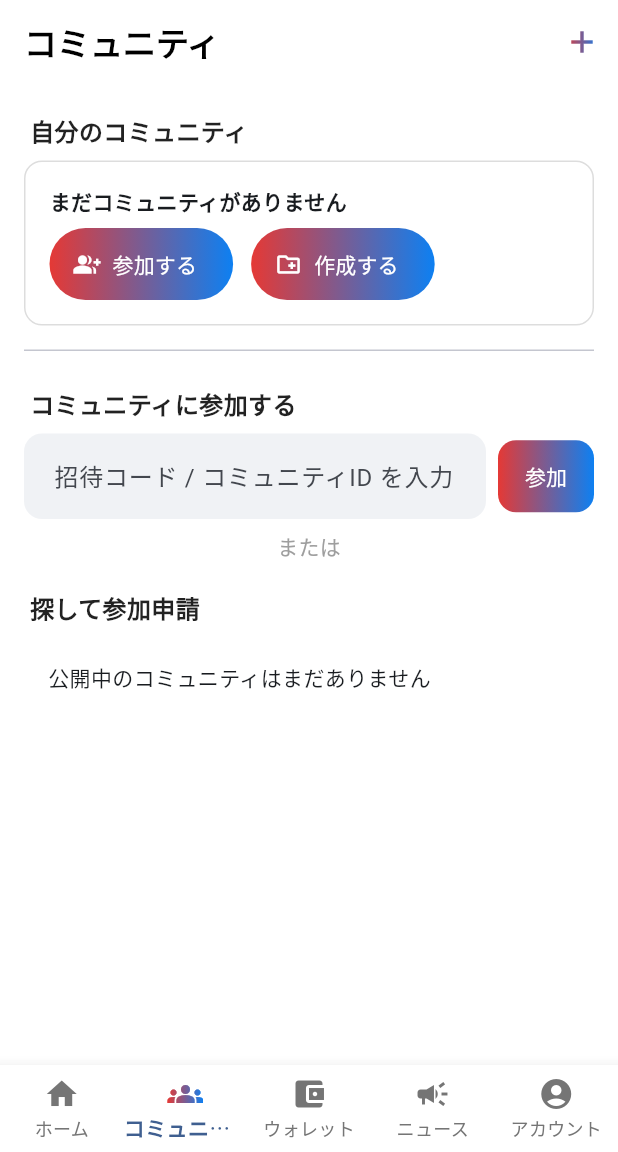
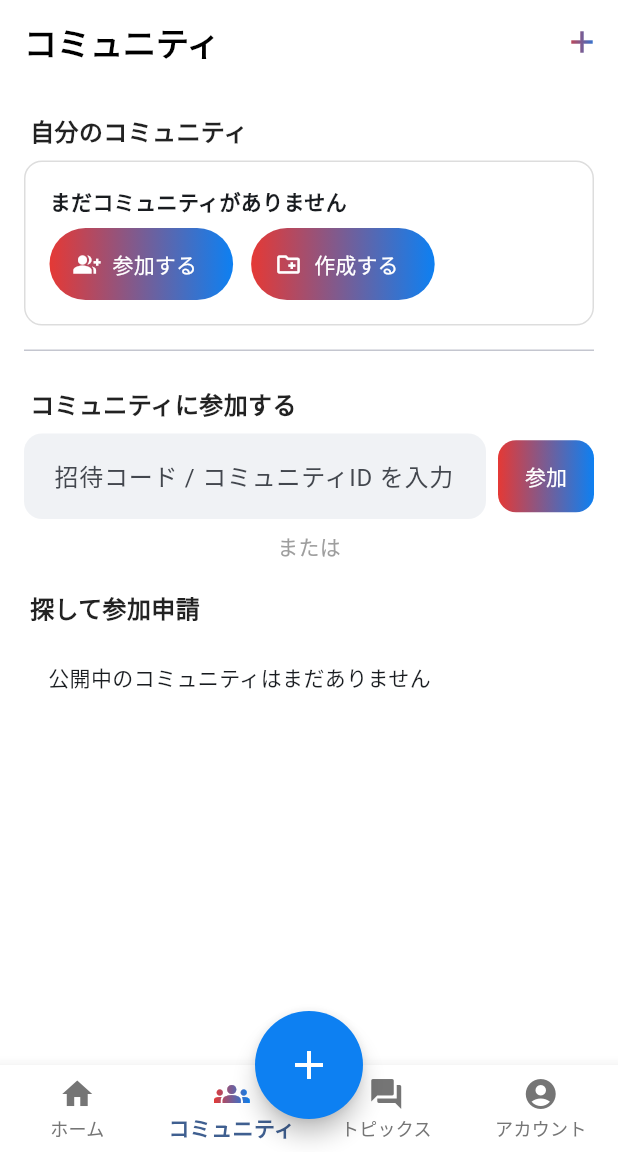
Before and after one commit to hiroto-shimazu/econobook, a Flutter app: the screen it shows once a user with an empty profile is signed in, item 2 of the bottom bar chosen, on a phone screen of 412 x 824 dp, the part 84-1236 px from its top. Run offline on Flutter 3.47's test engine with Material 3 defaults, Android fonts, the phone set to English and light mode, and no system bars; our stand-ins replace cloud_firestore, firebase_auth, firebase_core; accounts and stored records are empty; network calls fail; statements that could not run were skipped.

Commit message:
ボトムナビを改良しました。

```diff
--- a/lib/screens/account_screen.dart
+++ b/lib/screens/account_screen.dart
@@ -180,7 +180,7 @@ class _AccountScreenState extends State<AccountScreen> {
                   ),
                   const Divider(height: 1),
                   _settingsSwitchTile(
-                    title: 'ニュース・アップデート',
+                    title: 'トピックス・アップデート',
                     value: newsNoti,
                     onChanged: (v) =>
                         _updateSetting('settings.notifications.news', v),
--- a/lib/screens/community_chat_screen.dart
+++ b/lib/screens/community_chat_screen.dart
@@ -93,7 +93,7 @@ class CommunityChatScreen extends StatelessWidget {
         ),
         actions: [
           IconButton(
-            tooltip: 'ウォレットで中央銀行を開く',
+            tooltip: 'コミュニティで中央銀行を開く',
             icon: const Icon(Icons.account_balance, color: Colors.black87),
             onPressed: () {
               CentralBankScreen.open(
--- a/lib/screens/community_screen.dart
+++ b/lib/screens/community_screen.dart
@@ -826,7 +826,7 @@ class _CommunityDetailSheetState extends State<_CommunityDetailSheet> {
                           if (!canManageBank) ...[
                             const SizedBox(height: 8),
                             const Text(
-                              '中央銀行の設定はウォレットから管理できます。必要な場合は変更をリクエストしてください。',
+                              '中央銀行の設定はコミュニティから管理できます。必要な場合は変更をリクエストしてください。',
                               style:
                                   TextStyle(fontSize: 12, color: Colors.black54),
                             ),
@@ -1189,7 +1189,7 @@ class _QuickActions extends StatelessWidget {
           _QuickActionButton(
             icon: Icons.account_balance,
             label:
-                canManageBank ? '中央銀行（ウォレット）' : '中央銀行を見る',
+                canManageBank ? '中央銀行（コミュニティ）' : '中央銀行を見る',
             onTap: onBankSettings!,
           ),
       ],
@@ -1244,7 +1244,7 @@ class _CentralBankLinkCard extends StatelessWidget {
   @override
   Widget build(BuildContext context) {
     final actionLabel =
-        canManage ? '中央銀行を開く' : 'ウォレットで中央銀行を見る';
+        canManage ? '中央銀行を開く' : 'コミュニティで中央銀行を見る';
     final actionIcon = canManage ? Icons.account_balance : Icons.open_in_new;
 
     return Container(
--- a/lib/screens/home_screen.dart
+++ b/lib/screens/home_screen.dart
@@ -3,7 +3,6 @@ import 'package:flutter/material.dart';
 import 'package:firebase_auth/firebase_auth.dart';
 import 'account_screen.dart';
 import 'community_screen.dart';
-import 'wallet_screen.dart';
 import 'news_screen.dart';
 
 // ---- Brand tokens (SignIn と統一) ----
@@ -25,7 +24,7 @@ class HomeScreen extends StatefulWidget {
 
 class _HomeScreenState extends State<HomeScreen> {
   int _index =
-      0; // 0: Home, 1: Communities, 2: Wallet, 3: News, 4: Account ← 既定をホームに
+      0; // 0: Home, 1: Communities, 2: Topics, 3: Account ← 既定をホームに
 
   // ---- Home mock state ----
   final TextEditingController _search = TextEditingController();
@@ -81,11 +80,23 @@ class _HomeScreenState extends State<HomeScreen> {
         children: [
           _homeMock(context), // 0: Home (kept here)
           CommunitiesScreen(user: widget.user), // 1: Communities
-          WalletScreen(user: widget.user), // 2: Wallet
-          NewsScreen(), // 3: News
-          AccountScreen(user: widget.user), // 4: Account
+          NewsScreen(), // 2: Topics
+          AccountScreen(user: widget.user), // 3: Account
         ],
       ),
+      floatingActionButton: SizedBox(
+        width: 72,
+        height: 72,
+        child: FloatingActionButton(
+          onPressed: () {},
+          backgroundColor: kBrandBlue,
+          foregroundColor: Colors.white,
+          elevation: 6,
+          shape: const CircleBorder(),
+          child: const Icon(Icons.add, size: 32),
+        ),
+      ),
+      floatingActionButtonLocation: FloatingActionButtonLocation.centerDocked,
       bottomNavigationBar: BottomNavigationBar(
         type: BottomNavigationBarType.fixed,
         currentIndex: _index,
@@ -104,9 +115,8 @@ class _HomeScreenState extends State<HomeScreen> {
   List<BottomNavigationBarItem> _navItems() => [
         _navItem(Icons.home, 'ホーム', _index == 0),
         _navItem(Icons.groups, 'コミュニティ', _index == 1),
-        _navItem(Icons.account_balance_wallet, 'ウォレット', _index == 2),
-        _navItem(Icons.campaign, 'ニュース', _index == 3),
-        _navItem(Icons.account_circle, 'アカウント', _index == 4),
+        _navItem(Icons.forum, 'トピックス', _index == 2),
+        _navItem(Icons.account_circle, 'アカウント', _index == 3),
       ];
 
   BottomNavigationBarItem _navItem(IconData icon, String label, bool selected) {
--- a/lib/screens/news_screen.dart
+++ b/lib/screens/news_screen.dart
@@ -82,7 +82,7 @@ class _NewsScreenState extends State<NewsScreen> {
       appBar: AppBar(
         backgroundColor: Colors.white,
         elevation: 0,
-        title: const Text('ニュース',
+        title: const Text('トピックス',
             style: TextStyle(color: Colors.black, fontWeight: FontWeight.bold)),
       ),
       body: ListView(
```
Also changed, not shown: 1 other file.
